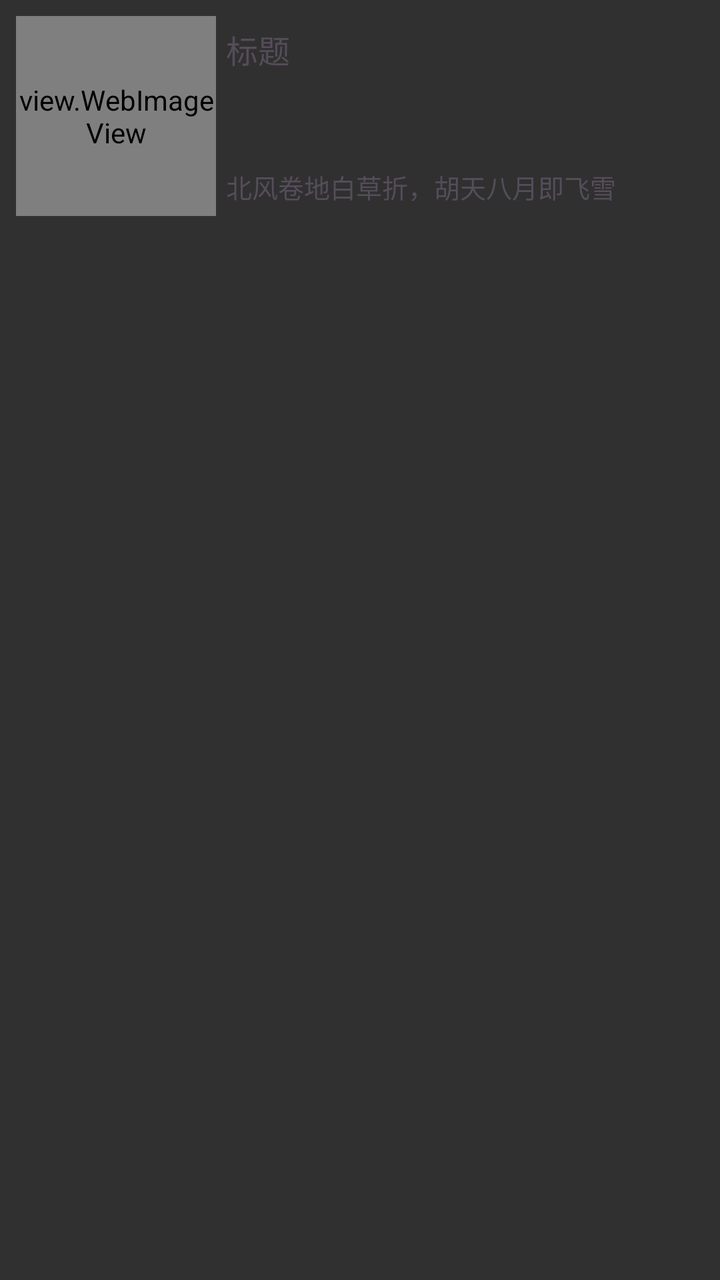
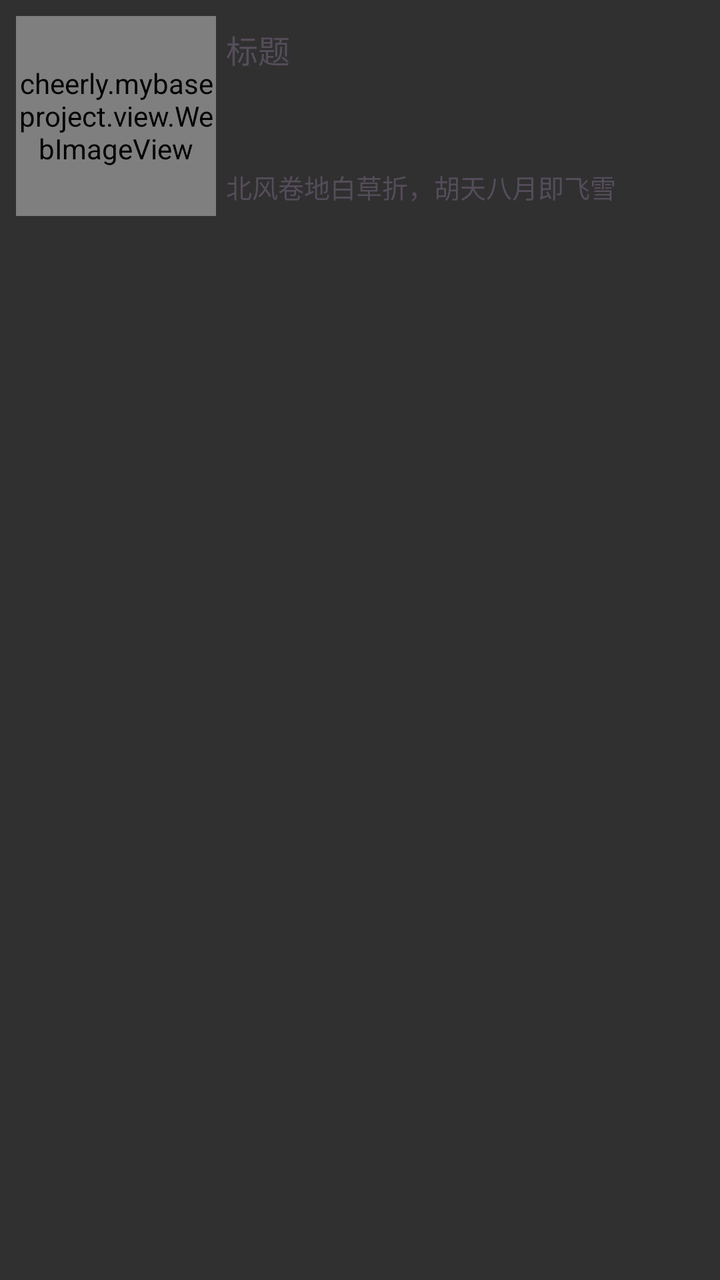

Before-and-after screenshots of an Android layout around one commit, followed by the original layout XML and the change that was made.
<!-- AndroidManifest.xml: application theme AppBaseTheme -->
<!-- res/layout/test_item_2.xml -->
<?xml version="1.0" encoding="utf-8"?>
<RelativeLayout xmlns:android="http://schemas.android.com/apk/res/android"
    xmlns:tools="http://schemas.android.com/tools"
    android:layout_width="fill_parent"
    android:layout_height="wrap_content"
    android:background="@drawable/item_selector"
    android:orientation="vertical"
    android:paddingBottom="8dp"
    android:paddingLeft="8dp"
    android:paddingTop="8dp">

    <view.WebImageView
        android:id="@+id/image_view"
        android:layout_width="100dp"
        android:layout_height="100dp"
        android:layout_alignParentLeft="true"
        android:layout_alignParentTop="true"
        android:background="#fdc" />

    <TextView
        android:id="@+id/title"
        android:layout_width="fill_parent"
        android:layout_height="wrap_content"
        android:layout_alignTop="@+id/image_view"
        android:layout_toRightOf="@+id/image_view"
        android:gravity="left"
        android:padding="5dp"
        android:text="标题"
        android:textColor="@color/text_gray_2"
        android:textSize="@dimen/font_size_6" />

    <TextView
        android:id="@+id/content"
        android:layout_width="fill_parent"
        android:layout_height="wrap_content"
        android:layout_alignBottom="@+id/image_view"
        android:layout_toRightOf="@+id/image_view"
        android:gravity="left"
        android:padding="5dp"
        android:text="北风卷地白草折，胡天八月即飞雪"
        android:textColor="@color/text_gray_2"
        android:textSize="@dimen/font_size_3" />
</RelativeLayout>
<!-- resources referenced by this layout -->
<resources>
  <color name="text_gray_2">#554d5a</color>
  <dimen name="font_size_3">13dip</dimen>
  <dimen name="font_size_6">16dip</dimen>
  <!-- drawable item_selector (drawable) -->
  <?xml version="1.0" encoding="utf-8"?>
  <selector xmlns:android="http://schemas.android.com/apk/res/android">
  
      <item android:drawable="@color/transparent" android:state_pressed="false" />
      <item android:drawable="@color/select" android:state_pressed="true" />
  
  </selector>
  <style name="AppBaseTheme" parent="@style/Theme.AppCompat.NoActionBar">
          <item name="android:windowNoTitle">true</item>
          <item name="android:windowContentOverlay">@null</item>
          <item name="android:windowAnimationStyle">@style/AnimationActivity</item>
          <item name="colorPrimary">@color/black</item>
          <item name="colorPrimaryDark">@color/black</item>
          <item name="colorAccent">@color/colorAccent</item>
      </style>
  <color name="transparent">#00000000</color>
  <color name="select">#66dddddd</color>
  <style name="AnimationActivity" parent="@android:style/Animation.Activity">
          <item name="android:activityOpenEnterAnimation">@anim/slide_in_right</item>
          <item name="android:activityCloseExitAnimation">@anim/slide_out_right</item>
          <item name="android:activityCloseEnterAnimation">@anim/slide_in_left</item>
          <item name="android:activityOpenExitAnimation">@anim/slide_out_left</item>
      </style>
  <color name="black">#000000</color>
  <color name="colorAccent">#FF4081</color>
</resources>

<!-- the commit's change to res/layout/test_item_2.xml (unified diff, before → after) -->
@@ -9,7 +9,7 @@
     android:paddingLeft="8dp"
     android:paddingTop="8dp">
 
-    <view.WebImageView
+    <cheerly.mybaseproject.view.WebImageView
         android:id="@+id/image_view"
         android:layout_width="100dp"
         android:layout_height="100dp"
